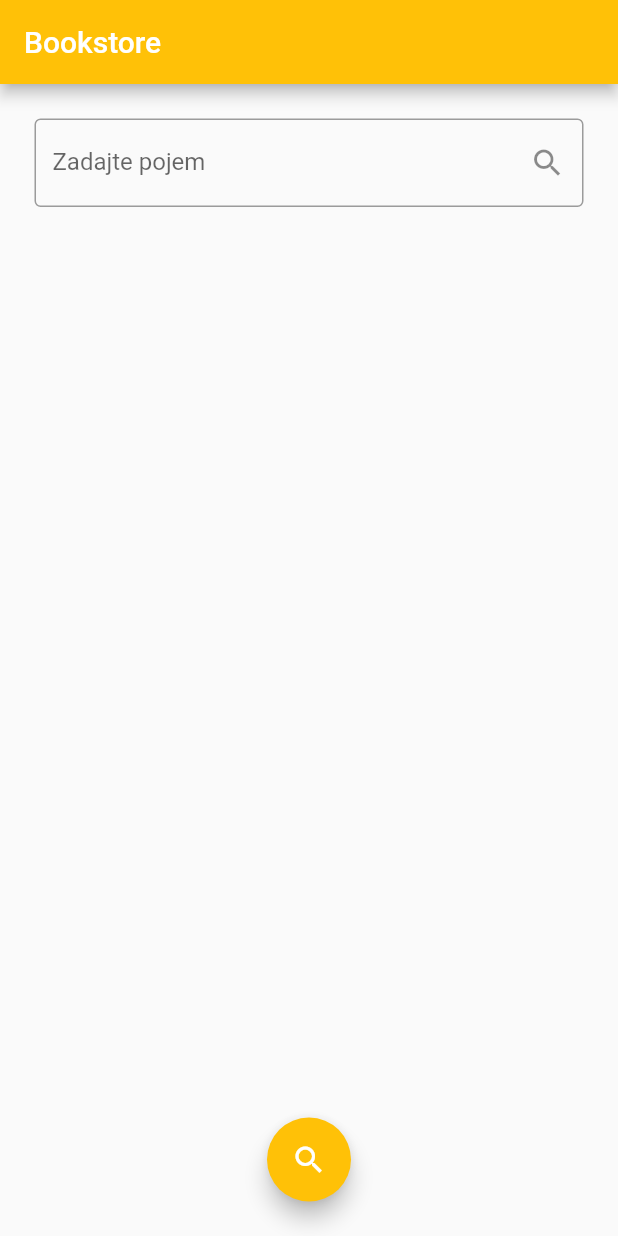
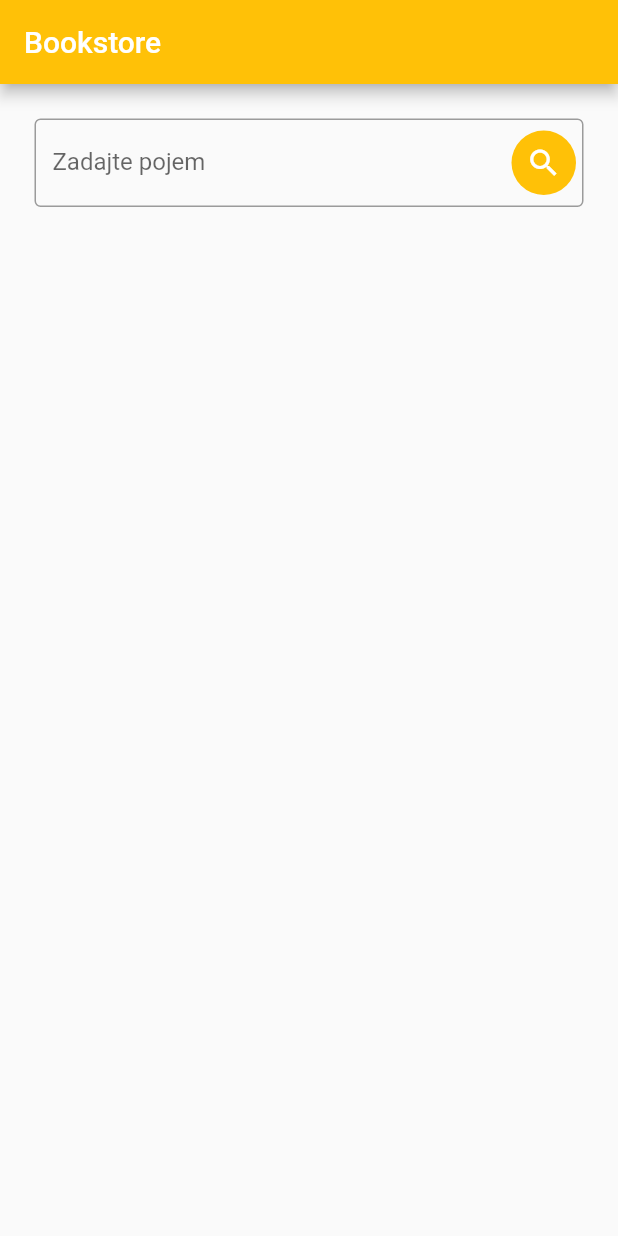
Before and after one commit to tankovic54/Flutter-Search-App, a Flutter app: the screen it shows after launch, on a phone screen of 412 x 824 dp. Run offline on Flutter 3.47's test engine with Material 2 defaults, Android fonts, the phone set to English and light mode, and no system bars.

Commit message:
Uprava UI
Odstraneny floating button, nahradeny icon button v search field

```diff
--- a/lib/main.dart
+++ b/lib/main.dart
@@ -141,12 +141,23 @@ class _HomeState extends State<Home> {
                   onChanged: (String value) {
                     setState((){entries.clear(); searchValue = value;});
                   },
-                  decoration: const InputDecoration(
-                    suffixIcon: Icon(Icons.search),
-                    border: OutlineInputBorder(),
-                    labelText: 'Zadajte pojem'
+                  decoration: InputDecoration(
+                    suffixIcon:
+                      Container(
+                      margin: const EdgeInsets.fromLTRB(0.0, 0.0, 5.0, 0.0),
+                          child: CircleAvatar(
+                              backgroundColor: Colors.amber,
+                              radius: 10,
+                              child: IconButton(
+                                onPressed: () async{await Future.wait([getData(_controller.text)]);},
+                                icon: const Icon(Icons.search), color: Colors.white,),
+                          )
+                      ),
+                      border: const OutlineInputBorder(),
+                      labelText: 'Zadajte pojem'
                    ),
-                  )),
+                  )
+                ),
                 //zoznam obsahujuci vysledky
                 //po kliknuti sa dostavame na druhu obrazovku s detailmi
                 if (loadingAnimation) const CircularProgressIndicator(),
@@ -170,15 +181,7 @@ class _HomeState extends State<Home> {
                   },
                   )
                 ),
-                Container(
-                  padding: const EdgeInsets.all(20.0),
-                  margin: const EdgeInsets.all(3.0),
-                  child: FloatingActionButton(onPressed: () async{ //vyriesene, len treba dat loading indikaciu
-                    await Future.wait([getData(_controller.text)]);
-                    },
-                    backgroundColor: Colors.amber,
-                    child: const Icon(Icons.search),),
-                )]
+               ]
         )
     );
   }
```
